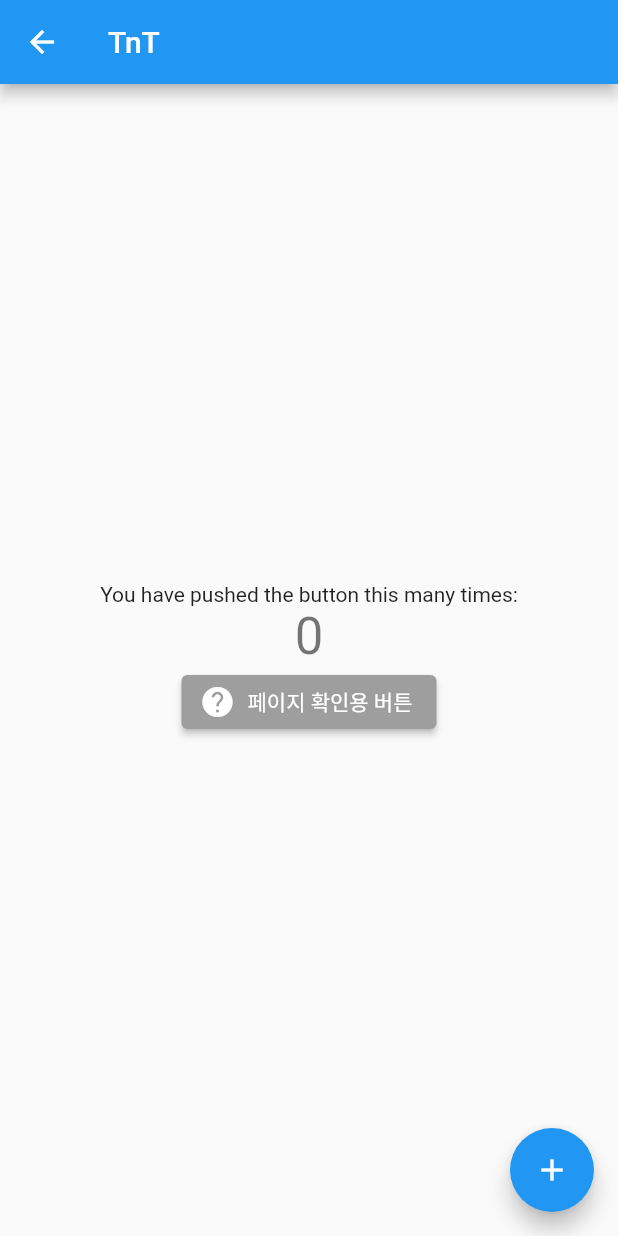
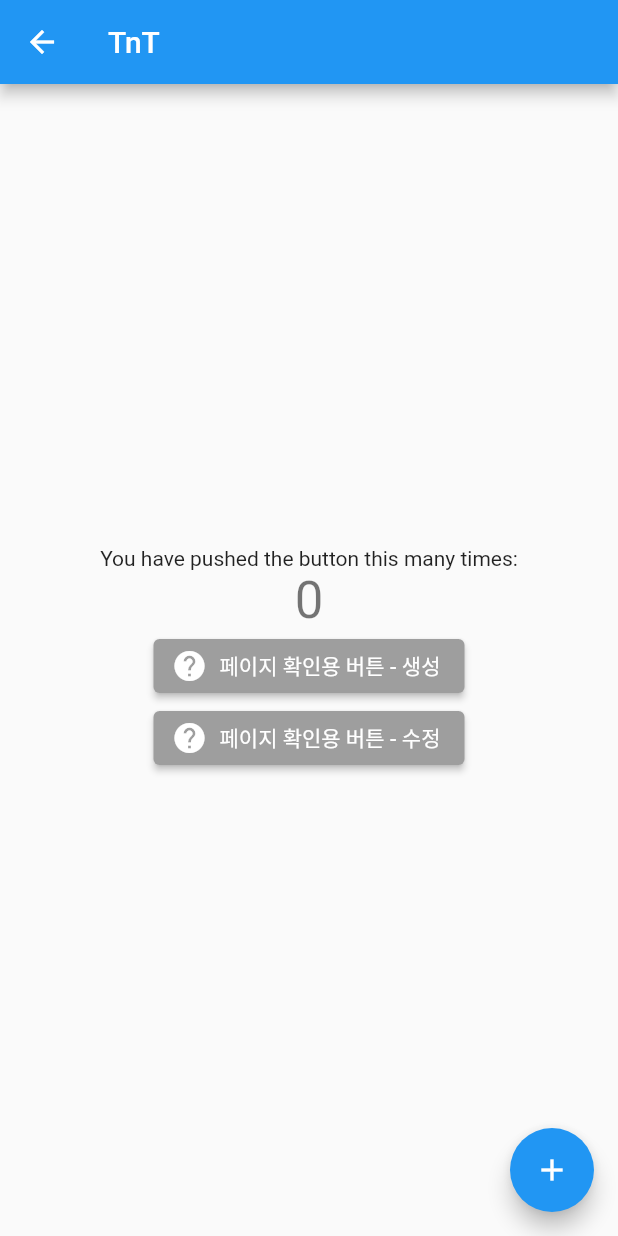
Before and after one commit to heejuShin/TnT, a Flutter app: the MyHomePage screen opened by its route, on a phone screen of 412 x 824 dp. Run offline on Flutter 3.47's test engine with Material 2 defaults, Android fonts, the phone set to English and light mode, and no system bars; our stand-ins replace file_picker, firebase_auth, google_sign_in; missing offline and left inert: card_settings; accounts and stored records are empty.

```diff
--- a/lib/app.dart
+++ b/lib/app.dart
@@ -3,6 +3,7 @@ import 'package:flutter/material.dart';
 import 'main.dart';
 import 'login.dart';
 import 'addTimeTable.dart';
+import 'editTimeTable.dart';
 
 
 class TnT extends StatelessWidget {
@@ -16,6 +17,7 @@ class TnT extends StatelessWidget {
         '/login': (context) => SplashScreen(),
         '/home': (context) => MyHomePage(),
         '/addTimeTable': (context) => addTimeTable(),
+        '/editTimeTable': (context) => editTimeTable(),
       }
     );
   }
--- a/lib/main.dart
+++ b/lib/main.dart
@@ -41,13 +41,23 @@ class _MyHomePageState extends State<MyHomePage> {
               style: Theme.of(context).textTheme.headline4,
             ),
             ElevatedButton.icon(
-              label: Text("페이지 확인용 버튼"),
+              label: Text("페이지 확인용 버튼 - 생성"),
               icon: Icon(Icons.help),
               style: ElevatedButton.styleFrom(
                 primary: Colors.grey,
               ),
               onPressed: () {
                 Navigator.pushNamed(context, '/addTimeTable');
+              },
+            ),
+            ElevatedButton.icon(
+              label: Text("페이지 확인용 버튼 - 수정"),
+              icon: Icon(Icons.help),
+              style: ElevatedButton.styleFrom(
+                primary: Colors.grey,
+              ),
+              onPressed: () {
+                Navigator.pushNamed(context, '/editTimeTable');
               },
             ),
           ],
--- a/lib/model.dart
+++ b/lib/model.dart
@@ -36,7 +36,7 @@ class TimeTableModel {
     '월',
     '화',
   ];
-  String alarm = 'N';
+  String alarm = '5';
   String calendar = 'C';
 
 
```
Also changed, not shown: lib/addTimeTable.dart (+2 -10 lines), lib/editTimeTable.dart (+6 -10 lines).
